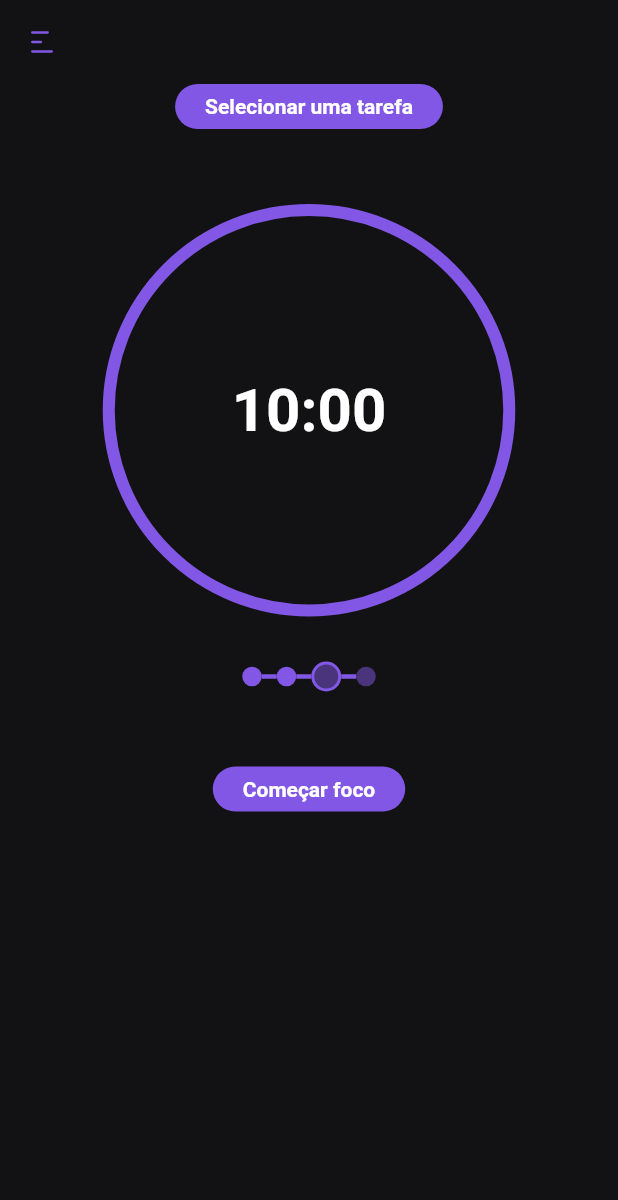
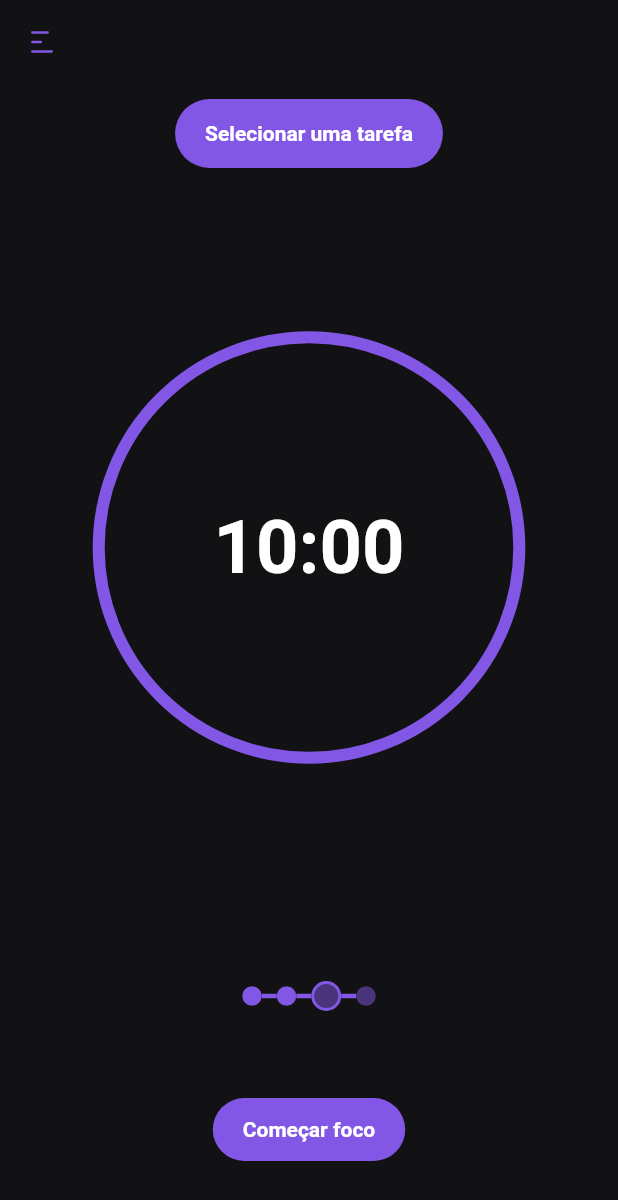
Before and after one commit to RodrigoLima96/time_sense, a Flutter app: the screen it shows after launch, on a phone screen of 412 x 824 dp. Shown: the top 1200 px of the screen. Run offline on Flutter 3.47's test engine with Material 2 defaults, Android fonts, the phone set to English and light mode, and no system bars; our stand-ins replace flutter_svg.

Commit message:
adjusting alignments

```diff
--- a/lib/src/pages/home/widgets/home_body.dart
+++ b/lib/src/pages/home/widgets/home_body.dart
@@ -27,24 +27,43 @@ class _HomeBodyState extends State<HomeBody> {
     return SizedBox(
       height: size.height,
       width: double.infinity,
-      child: Column(
+      child: Stack(
         children: [
-          PrimaryButton(
+          Positioned(
+            top: 10,
+            left: 0,
+            right: 0,
+            child: PrimaryButton(
               color: primaryColor,
               press: () {},
               text: 'Selecionar uma tarefa',
+              height: 15,
             ),
-          const SizedBox(height: 50),
-          const TimerWidget(
+          ),
+          Positioned(
+            top: size.height * 0.2,
+            left: 0,
+            right: 0,
+            child: const TimerWidget(
               timer: Duration(minutes: 10),
             ),
-          const SizedBox(height: 30),
-          SessionsWidget(sessions: userSessions),
-          const SizedBox(height: 50),
-          PrimaryButton(
+          ),
+          Positioned(
+            bottom: 150,
+            left: 0,
+            right: 0,
+            child: SessionsWidget(sessions: userSessions),
+          ),
+          Positioned(
+            bottom: 50,
+            left: 0,
+            right: 0,
+            child: PrimaryButton(
               color: primaryColor,
               press: () {},
               text: 'Começar foco',
+              height: 13,
+            ),
           ),
         ],
       ),
--- a/lib/src/pages/home/widgets/timer_widget.dart
+++ b/lib/src/pages/home/widgets/timer_widget.dart
@@ -9,9 +9,12 @@ class TimerWidget extends StatelessWidget {
 
   @override
   Widget build(BuildContext context) {
+
+    final size = MediaQuery.of(context).size;
+
     return Container(
-      width: 275,
-      height: 275,
+      width: size.width * 0.8,
+      height: size.height * 0.35,
       decoration: BoxDecoration(
         shape: BoxShape.circle,
         color: backgroundColor,
@@ -20,11 +23,11 @@ class TimerWidget extends StatelessWidget {
           width: 8,
         ),
       ),
-      child:  Center(
+      child: Center(
         child: Text(
           '10:00',
           style: textBold.copyWith(
-            fontSize: 40,
+            fontSize: size.height * 0.06,
           ),
         ),
       ),
--- a/lib/src/shared/widgets/primary_button.dart
+++ b/lib/src/shared/widgets/primary_button.dart
@@ -6,12 +6,14 @@ class PrimaryButton extends StatelessWidget {
   final String text;
   final Function press;
   final Color color;
+  final double height;
 
   const PrimaryButton({
     super.key,
     required this.text,
     required this.press,
     required this.color,
+    required this.height,
   });
 
   @override
@@ -24,7 +26,7 @@ class PrimaryButton extends StatelessWidget {
             borderRadius: BorderRadius.circular(50),
             color: color,
           ),
-        padding: const EdgeInsets.symmetric(horizontal: 20, vertical: 7),
+          padding: EdgeInsets.symmetric(horizontal: 20, vertical: height),
           child: Center(
             child: Text(
               text,
@@ -39,19 +41,3 @@ class PrimaryButton extends StatelessWidget {
     );
   }
 }
-
-
-// Container(
-//       width: 200,
-//       height: 200,
-//       decoration: BoxDecoration(
-//         border: Border.all(
-//           color: Colors.black,
-//           width: 5.0,
-//           style: BorderStyle.solid,
-//         ),
-//         borderRadius: BorderRadius.circular(20),
-//         color: Colors.yellowAccent,
-//       ),
-//       child: const Center(child: Text('Hello World')),
-//     );
```
Lines whose indentation alone changed are shown as unchanged.
